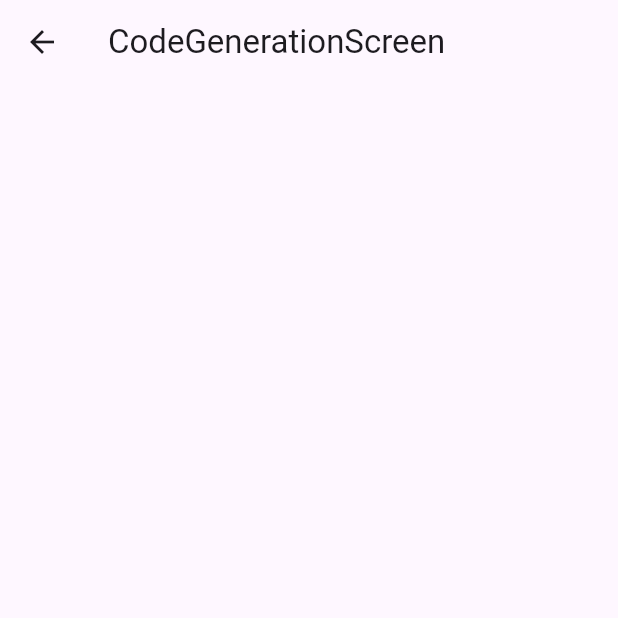
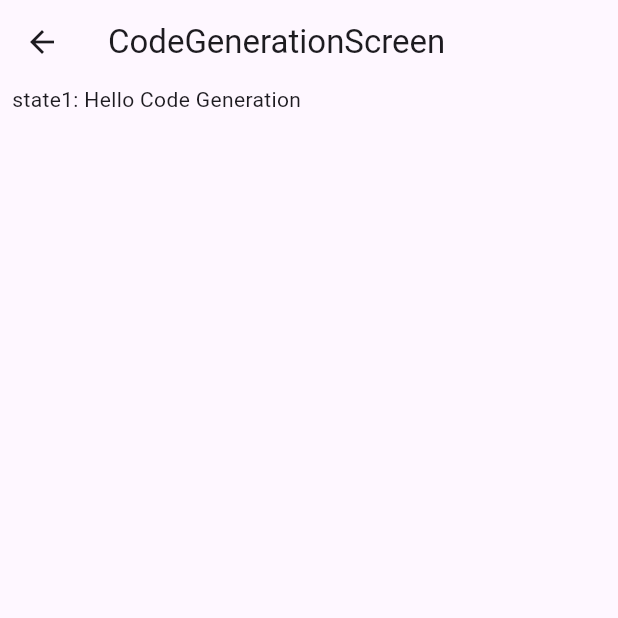
Before and after one commit to hunderboy/riverpod_theory, a Flutter app: the screen it shows after launch, after a tap on "CodeGenerationScreen", on a phone screen of 412 x 824 dp, the top half of it. Run offline on Flutter 3.47's test engine with Material 3 defaults, Android fonts, the phone set to English and light mode, and no system bars; our stand-ins replace flutter_riverpod, riverpod_annotation; generated files the repository leaves out were written again.

Commit message:
feat : "Code Generation"

```diff
--- /dev/null
+++ b/lib/riverpod/code_generation_provider.dart
@@ -0,0 +1,25 @@
+import 'package:flutter_riverpod/flutter_riverpod.dart';
+import 'package:riverpod_annotation/riverpod_annotation.dart';
+
+part 'code_generation_provider.g.dart'; // 코드제너레이션을 위해 .g.dart 파일 적어줘야함.
+
+// 1. 어떤 provider 이 사용할지 결정할 고민 할 필요 없도록 => code generation 을 통해 해결
+
+// 2. parameter -> Family 방식 : 파라미터를 일반 함수처럼 사용할 수 있도록
+// Family 방식은 단 1개의 파라미터만 들어 갈수 있는데,
+// 여러개의 파라미터가 들어가게 하고 싶다면, Class 를 만들어 해당 인스턴스를 입력하게 하는 방식이 있다.(List, map 도 있지만.,,)
+// 근데 매번 파라미터가 달라지거나 한다면 매번 Class 를 생성하기 너무 귀찮다.
+
+/// ------------------------------------------------------------------------------------------
+/// Code Generation : flutter pub run build_runner build
+
+// 1. 어떤 provider 이 사용할지 결정할 고민 할 필요 없도록 => code generation 을 통해 해결
+
+// provider 방식 1 (일반적인 우리가 생성)
+final _tesProvider = Provider<String>((ref) => 'Hello Code Generation');
+
+// provider 방식 2 (code generation)
+@riverpod
+String gState(GStateRef ref){
+  return 'Hello Code Generation';
+}
--- a/lib/screen/code_generation_screen.dart
+++ b/lib/screen/code_generation_screen.dart
@@ -1,6 +1,7 @@
 import 'package:flutter/material.dart';
 import 'package:flutter_riverpod/flutter_riverpod.dart';
 import 'package:riverpod_theory/layout/default_layout.dart';
+import 'package:riverpod_theory/riverpod/code_generation_provider.dart';
 import 'package:riverpod_theory/riverpod/provider.dart';
 import 'package:riverpod_theory/riverpod/state_notifier_provider.dart';
 
@@ -9,13 +10,14 @@ class CodeGenerationScreen extends ConsumerWidget {
 
   @override
   Widget build(BuildContext context, WidgetRef ref) {
-    // final filteredItems = ref.watch(filteredShoppingListProvider);
+    // code generation 을 통해 만들어진 gStateProvider(code_generation_provider.g.dart)
+    final state1 = ref.watch(gStateProvider);
 
     return DefaultLayout(
       title: 'CodeGenerationScreen',
       body: Column(
         children: [
-
+          Text('state1: $state1'),
         ],
       )
     );
```
